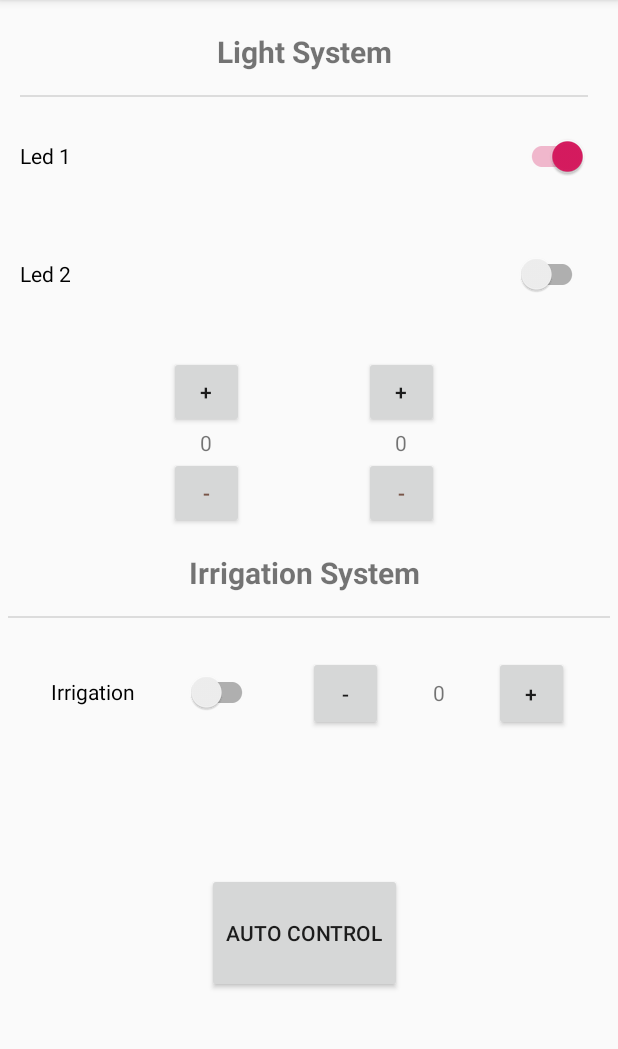
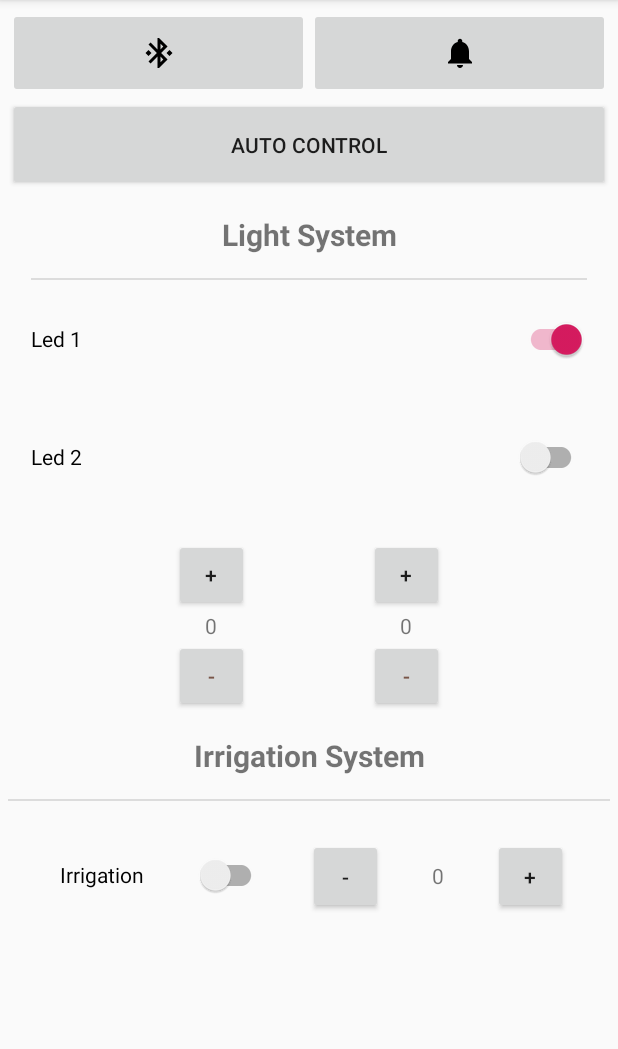
Before and after one commit to tassiLuca/smart-garden, an Android app: the screen it shows after launch (MainActivity), after a tap on "Led 1", on a phone screen of 412 x 824 dp, the part 84-1133 px from its top. Run offline under Robolectric (Android 15) with nearby library versions, the phone set to English and light mode, and no system bars; 1 statement that could not run was skipped; 2 other taps on this screen came first.

Commit message:
updated gui

```diff
--- a/garden-app/bt-client/src/main/java/unibo/btclient/MainActivity.java
+++ b/garden-app/bt-client/src/main/java/unibo/btclient/MainActivity.java
@@ -77,12 +77,12 @@ public class MainActivity extends AppCompatActivity {
         });
         findViewById(R.id.ledSwitch1).setOnClickListener(l -> onSwitchPressed(R.id.ledSwitch1, "LED1"));
         findViewById(R.id.ledSwitch2).setOnClickListener(l -> onSwitchPressed(R.id.ledSwitch2, "LED2"));
-        findViewById(R.id.btnIncCounterLed3).setOnClickListener(l -> onBtnPressed(R.id.counterLed3, "LED3", c -> c+1));
-        findViewById(R.id.btnDecCounterLed3).setOnClickListener(l -> onBtnPressed(R.id.counterLed3, "LED3", c -> c-1));
-        findViewById(R.id.btnIncCounterLed4).setOnClickListener(l -> onBtnPressed(R.id.counterLed4, "LED4", c -> c+1));
-        findViewById(R.id.btnDecCounterLed4).setOnClickListener(l -> onBtnPressed(R.id.counterLed4, "LED4", c -> c-1));
-        findViewById(R.id.btnIncIrrigationSpeed).setOnClickListener(l -> onBtnPressed(R.id.countIrrigation, "IRRIGATION", c -> c+1));
-        findViewById(R.id.btnDecIrrigationSpeed).setOnClickListener(l -> onBtnPressed(R.id.countIrrigation, "IRRIGATION", c -> c-1));
+        findViewById(R.id.btnIncCounterLed3).setOnClickListener(l -> onBtnPressed(R.id.counterLed3, "LED3", c -> c+5));
+        findViewById(R.id.btnDecCounterLed3).setOnClickListener(l -> onBtnPressed(R.id.counterLed3, "LED3", c -> c-5));
+        findViewById(R.id.btnIncCounterLed4).setOnClickListener(l -> onBtnPressed(R.id.counterLed4, "LED4", c -> c+5));
+        findViewById(R.id.btnDecCounterLed4).setOnClickListener(l -> onBtnPressed(R.id.counterLed4, "LED4", c -> c-5));
+        findViewById(R.id.btnIncIrrigationSpeed).setOnClickListener(l -> onBtnPressed(R.id.countIrrigation, "IRR-SPEED", c -> c+1));
+        findViewById(R.id.btnDecIrrigationSpeed).setOnClickListener(l -> onBtnPressed(R.id.countIrrigation, "IRR-SPEED", c -> c-1));
         findViewById(R.id.switchIrrigation).setOnClickListener(l -> onSwitchPressed(R.id.switchIrrigation, "IRRIGATION"));
     }
 
@@ -103,13 +103,8 @@ public class MainActivity extends AppCompatActivity {
     }
 
     private void sendData(final String desc, final Object obj) {
-        JSONObject json = new JSONObject();
-        try {
-            json.put(desc, obj);
-        } catch (JSONException e) {
-            e.printStackTrace();
-        }
-        btChannel.sendMessage(json.toString());
+        final String msg = desc + ":" + obj;
+        btChannel.sendMessage(msg);
     }
 
     private void resetCounters() {
@@ -166,6 +161,8 @@ public class MainActivity extends AppCompatActivity {
                     @Override
                     public void onMessageSent(String sentMessage) { }
                 });
+
+                btChannel.sendMessage("SET-STATE:MANUAL");
             }
 
             @Override
--- /dev/null
+++ b/garden-app/bt-client/src/main/res/drawable/ic_baseline_bluetooth_connected_24.xml
@@ -0,0 +1,5 @@
+<vector android:height="24dp" android:tint="#000000"
+    android:viewportHeight="24" android:viewportWidth="24"
+    android:width="24dp" xmlns:android="http://schemas.android.com/apk/res/android">
+    <path android:fillColor="@android:color/white" android:pathData="M7,12l-2,-2 -2,2 2,2 2,-2zM17.71,7.71L12,2h-1v7.59L6.41,5 5,6.41 10.59,12 5,17.59 6.41,19 11,14.41L11,22h1l5.71,-5.71 -4.3,-4.29 4.3,-4.29zM13,5.83l1.88,1.88L13,9.59L13,5.83zM14.88,16.29L13,18.17v-3.76l1.88,1.88zM19,10l-2,2 2,2 2,-2 -2,-2z"/>
+</vector>
--- /dev/null
+++ b/garden-app/bt-client/src/main/res/drawable/ic_baseline_notifications_24.xml
@@ -0,0 +1,5 @@
+<vector android:height="24dp" android:tint="#000000"
+    android:viewportHeight="24" android:viewportWidth="24"
+    android:width="24dp" xmlns:android="http://schemas.android.com/apk/res/android">
+    <path android:fillColor="@android:color/white" android:pathData="M12,22c1.1,0 2,-0.9 2,-2h-4c0,1.1 0.89,2 2,2zM18,16v-5c0,-3.07 -1.64,-5.64 -4.5,-6.32L13.5,4c0,-0.83 -0.67,-1.5 -1.5,-1.5s-1.5,0.67 -1.5,1.5v0.68C7.63,5.36 6,7.92 6,11v5l-2,2v1h16v-1l-2,-2z"/>
+</vector>
--- a/garden-app/bt-client/src/main/res/layout/activity_main.xml
+++ b/garden-app/bt-client/src/main/res/layout/activity_main.xml
@@ -11,12 +11,44 @@
     tools:context=".MainActivity">
 
     <LinearLayout
-        android:layout_width="409dp"
-        android:layout_height="673dp"
+        android:layout_width="0dp"
+        android:layout_height="wrap_content"
         android:orientation="vertical"
         app:layout_constraintBottom_toBottomOf="parent"
         app:layout_constraintEnd_toEndOf="parent"
         app:layout_constraintTop_toTopOf="parent">
+
+        <LinearLayout
+            android:layout_width="match_parent"
+            android:layout_height="wrap_content"
+            android:orientation="horizontal">
+
+            <ImageButton
+                android:id="@+id/imageButton3"
+                android:layout_width="wrap_content"
+                android:layout_height="60dp"
+                android:layout_weight="1"
+                app:srcCompat="@drawable/ic_baseline_bluetooth_connected_24" />
+
+            <ImageButton
+                android:id="@+id/imageButton4"
+                android:layout_width="wrap_content"
+                android:layout_height="match_parent"
+                android:layout_weight="1"
+                app:srcCompat="@drawable/ic_baseline_notifications_24" />
+        </LinearLayout>
+
+        <LinearLayout
+            android:layout_width="match_parent"
+            android:layout_height="wrap_content"
+            android:orientation="horizontal">
+
+            <Button
+                android:id="@+id/manualControl"
+                android:layout_width="match_parent"
+                android:layout_height="62dp"
+                android:text="@string/manual" />
+        </LinearLayout>
 
         <TextView
             android:id="@+id/lightSystemTextView"
@@ -201,21 +233,6 @@
 
         </android.support.constraint.ConstraintLayout>
 
-        <android.support.constraint.ConstraintLayout
-            android:layout_width="match_parent"
-            android:layout_height="221dp">
-
-            <Button
-                android:id="@+id/manualControl"
-                android:layout_width="130dp"
-                android:layout_height="80dp"
-                android:text="@string/manual"
-                app:layout_constraintBottom_toBottomOf="parent"
-                app:layout_constraintEnd_toEndOf="parent"
-                app:layout_constraintStart_toStartOf="parent"
-                app:layout_constraintTop_toTopOf="parent" />
-        </android.support.constraint.ConstraintLayout>
-
     </LinearLayout>
 
 </android.support.constraint.ConstraintLayout>
--- a/garden-app/bt-client/src/main/res/layout/appbar.xml
+++ /dev/null
@@ -1,19 +0,0 @@
-<?xml version="1.0" encoding="utf-8"?>
-<android.support.constraint.ConstraintLayout xmlns:android="http://schemas.android.com/apk/res/android"
-    xmlns:app="http://schemas.android.com/apk/res-auto"
-    xmlns:tools="http://schemas.android.com/tools"
-    android:layout_width="match_parent"
-    android:layout_height="match_parent"
-    >
-
-
-    <TextView
-        android:id="@+id/textView"
-        android:layout_width="wrap_content"
-        android:layout_height="wrap_content"
-        android:layout_marginEnd="353dp"
-        android:text="TextView"
-        app:layout_constraintEnd_toEndOf="parent"
-        app:layout_constraintStart_toStartOf="parent"
-        app:layout_constraintTop_toTopOf="parent" />
-</android.support.constraint.ConstraintLayout>
```
